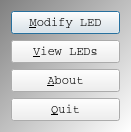
This is Tools/ToolTestLed/qttestledmenudialog.ui in richelbilderbeek/ProjectRichelBilderbeek as Qt 5 draws it before an edit. The edited form follows.
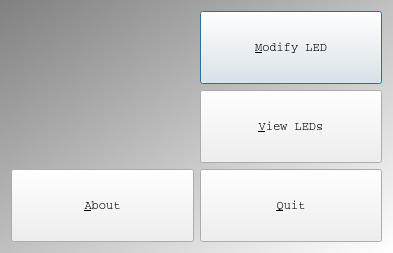
This is the edited form. Icons and pictures are not drawn.

Diff of the .ui file:
```diff
--- a/Tools/ToolTestLed/qttestledmenudialog.ui
+++ b/Tools/ToolTestLed/qttestledmenudialog.ui
@@ -6,8 +6,8 @@
    <rect>
     <x>0</x>
     <y>0</y>
-    <width>131</width>
-    <height>128</height>
+    <width>393</width>
+    <height>253</height>
    </rect>
   </property>
   <property name="font">
@@ -37,33 +37,77 @@
   </property>
   <layout class="QGridLayout" name="gridLayout">
    <item row="0" column="0">
+    <widget class="QLabel" name="label">
+     <property name="text">
+      <string/>
+     </property>
+     <property name="pixmap">
+      <pixmap resource="ToolTestLed.qrc">:/ToolTestLed/images/ToolTestLedModify.png</pixmap>
+     </property>
+    </widget>
+   </item>
+   <item row="0" column="1">
     <widget class="QPushButton" name="button_led_modify">
+     <property name="sizePolicy">
+      <sizepolicy hsizetype="Minimum" vsizetype="Preferred">
+       <horstretch>0</horstretch>
+       <verstretch>0</verstretch>
+      </sizepolicy>
+     </property>
      <property name="text">
       <string>&amp;Modify LED</string>
      </property>
     </widget>
    </item>
    <item row="1" column="0">
+    <widget class="QLabel" name="label_2">
+     <property name="text">
+      <string/>
+     </property>
+     <property name="pixmap">
+      <pixmap resource="ToolTestLed.qrc">:/ToolTestLed/images/ToolTestLedCompare.png</pixmap>
+     </property>
+    </widget>
+   </item>
+   <item row="1" column="1">
     <widget class="QPushButton" name="button_led_compare">
+     <property name="sizePolicy">
+      <sizepolicy hsizetype="Minimum" vsizetype="Preferred">
+       <horstretch>0</horstretch>
+       <verstretch>0</verstretch>
+      </sizepolicy>
+     </property>
      <property name="text">
       <string>&amp;View LEDs</string>
      </property>
     </widget>
    </item>
-   <item row="2" column="0">
-    <widget class="QPushButton" name="button_about">
-     <property name="text">
-      <string>&amp;About</string>
-     </property>
-    </widget>
-   </item>
-   <item row="3" column="0">
+   <item row="3" column="1">
     <widget class="QPushButton" name="button_quit">
+     <property name="sizePolicy">
+      <sizepolicy hsizetype="Minimum" vsizetype="Preferred">
+       <horstretch>0</horstretch>
+       <verstretch>0</verstretch>
+      </sizepolicy>
+     </property>
      <property name="text">
       <string>&amp;Quit</string>
      </property>
     </widget>
    </item>
+   <item row="3" column="0">
+    <widget class="QPushButton" name="button_about">
+     <property name="sizePolicy">
+      <sizepolicy hsizetype="Minimum" vsizetype="Preferred">
+       <horstretch>0</horstretch>
+       <verstretch>0</verstretch>
+      </sizepolicy>
+     </property>
+     <property name="text">
+      <string>&amp;About</string>
+     </property>
+    </widget>
+   </item>
   </layout>
  </widget>
  <resources/>
```
Left out of the diff: 4 changed lines with no effect on the pictures.
